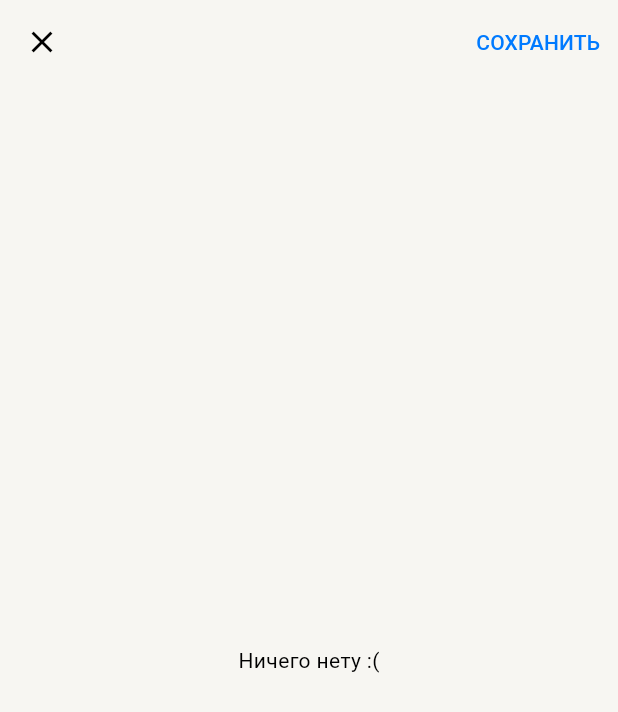
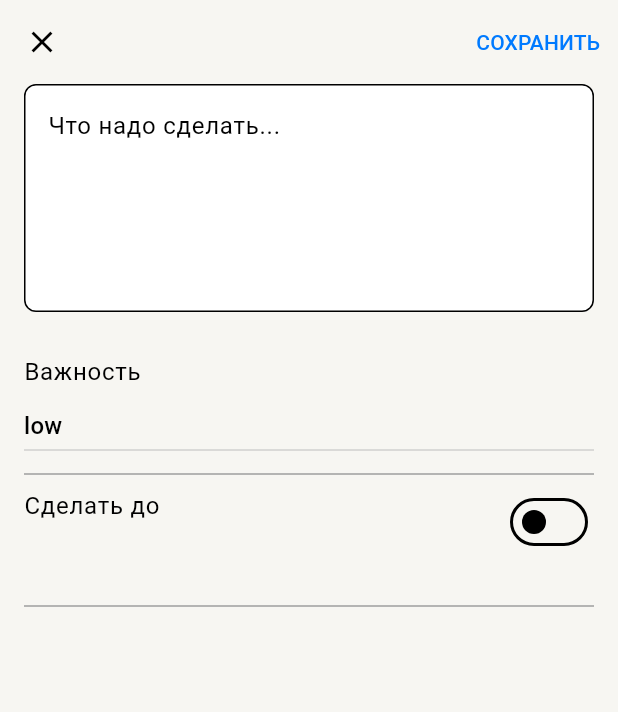
Before and after one commit to truefalsemary/Flutter-todo-app, a Flutter app: the TodoScreen screen opened by its route, on a phone screen of 412 x 824 dp. Shown: the top 712 px of the screen. Run offline on Flutter 3.47's test engine with Material 3 defaults, Android fonts, the phone set to English and light mode, and no system bars; our stand-ins replace equatable, flutter_bloc.

Commit message:
fix: delete useless

```diff
--- a/lib/data/todo_entity.dart
+++ b/lib/data/todo_entity.dart
@@ -1,4 +1,6 @@
-class Todo {
+import 'package:equatable/equatable.dart';
+
+class Todo extends Equatable{
   const Todo({
     required this.id,
     required this.description,
@@ -26,12 +28,13 @@ class Todo {
     Priority? priority,
     DateTime? deadline,
     bool? isCompleted,
+    bool? forceNullDeadline,
   }) {
     return Todo(
       id: id,
       description: description ?? this.description,
       priority: priority ?? this.priority,
-      deadline: deadline ?? this.deadline,
+      deadline: (forceNullDeadline ?? false) ? null : deadline ?? this.deadline,
       isCompleted: isCompleted ?? this.isCompleted,
     );
   }
@@ -40,6 +43,9 @@ class Todo {
   String toString() {
     return 'Todo{id: $id, description: $description, priority: $priority, deadline: $deadline, isCompleted: $isCompleted}';
   }
+
+  @override
+  List<Object?> get props => [id];
 }
 
 enum Priority {
@@ -48,9 +54,8 @@ enum Priority {
   high,
 }
 
-
 extension PriorityExt on Priority {
-  parseToString(){
+  parseToString() {
     switch (this) {
       case Priority.no:
         return 'no';
--- a/lib/ui/main_screen.dart
+++ b/lib/ui/main_screen.dart
@@ -33,7 +33,10 @@ class MainScreen extends StatelessWidget {
             ],
           ),
           floatingActionButton: FloatingActionButton(
-            onPressed: () => (),
+            onPressed: () => Navigator.pushNamed(
+              context,
+              TodoScreen.routeName,
+            ),
             child: const Icon(Icons.add),
           ),
         );
@@ -69,7 +72,6 @@ class MySliverPersistentHeaderDelegate extends SliverPersistentHeaderDelegate {
     double shrinkOffset,
     bool overlapsContent,
   ) {
-
     if (overlapsContent || shrinkOffset > 0.5) {
       return SizedBox(
         height: 88,
--- a/lib/ui/todo_screen.dart
+++ b/lib/ui/todo_screen.dart
@@ -15,10 +15,12 @@ class TodoScreen extends StatelessWidget {
   @override
   Widget build(BuildContext context) {
     final todo = ModalRoute.of(context)!.settings.arguments as Todo?;
+    final isNew = todo == null;
 
     return ChangeNotifierProvider<TodoNotifier>(
       create: (_) {
         final manyState = context.read<ManyTodosBloc>().state;
+
         if (todo != null) {
           return TodoNotifier(id: todo.id, todo: todo);
         }
@@ -45,16 +47,13 @@ class TodoScreen extends StatelessWidget {
                     ),
                     onPressed: () {
                       final todo = context.read<TodoNotifier>().todo;
-                      return context
-                          .read<ManyTodosBloc>()
-                          .add(ManyTodosSaved(todo));
+                      context.read<ManyTodosBloc>().add(ManyTodosSaved(todo));
+                      Navigator.maybePop(context);
                     },
                     child: const Text('СОХРАНИТЬ'),
                   ),
                 ]),
-            body: todo == null
-                ? const Center(child: Text('Ничего нету :('))
-                : Padding(
+            body: Padding(
                     padding: const EdgeInsets.symmetric(horizontal: 16),
                     child: ListView(
                       children: [
@@ -128,7 +127,7 @@ class TodoScreen extends StatelessWidget {
                               .read<TodoNotifier>()
                               .onChangePrority(priority),
                         ),
-
+                        const Divider(color: Colors.grey),
                         Row(
                           mainAxisAlignment: MainAxisAlignment.spaceBetween,
                           children: [
@@ -139,8 +138,12 @@ class TodoScreen extends StatelessWidget {
                                   style: Theme.of(context).textTheme.bodyLarge,
                                 ),
                                 Text(
-                                  formatDate(watchTodoNotifier.todo.deadline) ?? '',
-                                    style: TextStyle(color: Theme.of(context).colorScheme.secondary),
+                                  formatDate(watchTodoNotifier.todo.deadline) ??
+                                      '',
+                                  style: TextStyle(
+                                    color:
+                                        Theme.of(context).colorScheme.secondary,
+                                  ),
                                 ),
                               ],
                             ),
@@ -153,9 +156,8 @@ class TodoScreen extends StatelessWidget {
                                         .deadline !=
                                     null,
                                 onChanged: (value) async {
-                                  if (value) {
-                                    return context
-                                        .read<TodoNotifier>()
+                                  if (!value) {
+                                    return readTodoNotifier
                                         .onChangeDeadline(null);
                                   } else {
                                     DateTime? pickedDate = await showDatePicker(
@@ -170,8 +172,33 @@ class TodoScreen extends StatelessWidget {
                                           .onChangeDeadline(pickedDate);
                                     }
                                   }
+                                  value = !value;
                                 }),
                           ],
+                        ),
+                        const SizedBox(height: 24),
+                        const Divider(color: Colors.grey),
+                        Align(
+                          alignment: Alignment.bottomLeft,
+                          child: Visibility(
+                            visible: !isNew,
+                            child: TextButton.icon(
+                                onPressed: () {
+
+                                  context.read<ManyTodosBloc>().add(
+                                      ManyTodosDeleted(watchTodoNotifier.todo));
+                                  Navigator.maybePop(context);
+                                },
+                                label: Text(
+                                  'Удалить',
+                                  style: TextStyle(
+                                      color: Theme.of(context).colorScheme.error),
+                                ),
+                                icon: Icon(
+                                  Icons.delete,
+                                  color: Theme.of(context).colorScheme.error,
+                                )),
+                          ),
                         ),
                         // DropdownButton(items: items, onChanged: onChanged),
                       ],
@@ -181,9 +208,9 @@ class TodoScreen extends StatelessWidget {
     );
   }
 
-  String? formatDate(DateTime? dateTime){
+  String? formatDate(DateTime? dateTime) {
     if (dateTime != null) {
-      DateFormat('yyyy-MM-dd').format(dateTime);
+      return DateFormat('dd MMMM yyyy').format(dateTime);
     }
     return null;
   }
```
Also changed, not shown: lib/domain/todo_notifier/one_todo_notifier.dart (+12 -7 lines), lib/main.dart (+9 -0 lines).
